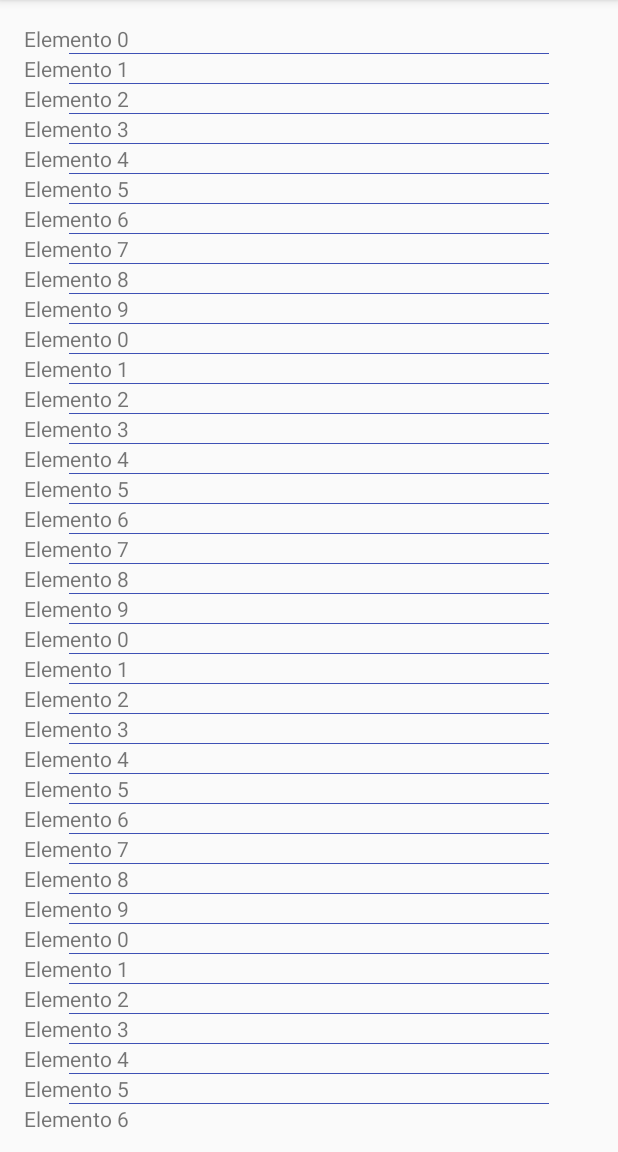
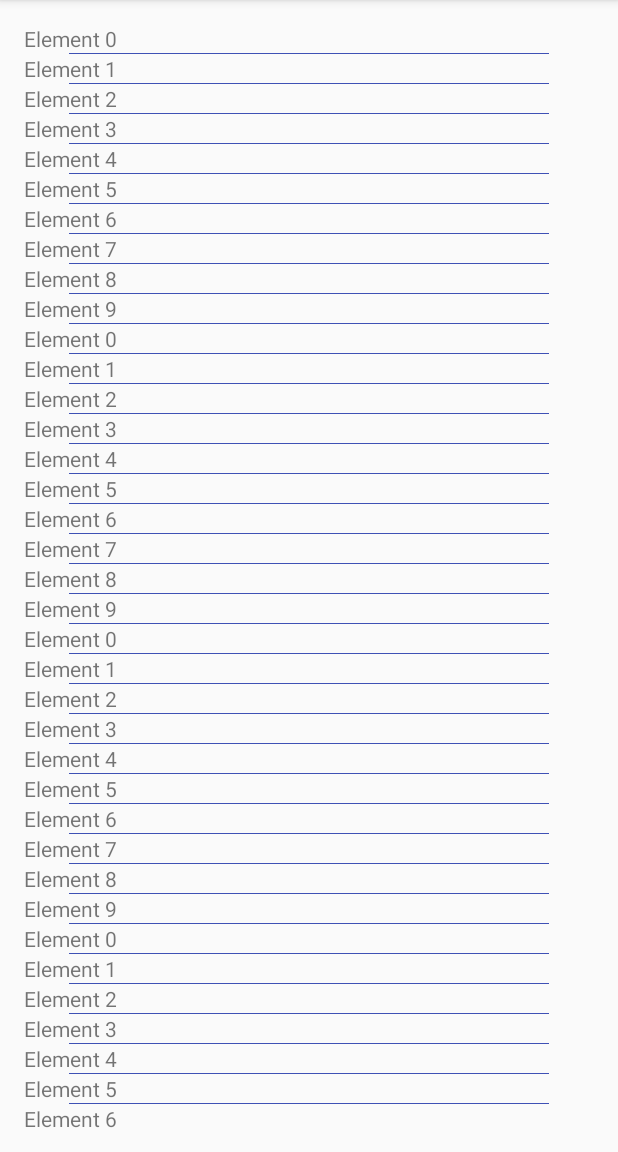
Before and after one commit to daviddmr/RecycleView, an Android app: the screen it shows after launch (RecyclerActivity), on a phone screen of 412 x 824 dp, the part 84-1236 px from its top. Run offline under Robolectric (Android 15) with nearby library versions, the phone set to English and light mode, and no system bars.

Commit message:
Update gradle file with latest libraries, AndroidX and add support to Kotlin

```diff
--- a/app/src/main/java/com/example/david/recycleview/Activity/RecyclerActivity.java
+++ b/app/src/main/java/com/example/david/recycleview/Activity/RecyclerActivity.java
@@ -1,15 +1,18 @@
 package com.example.david.recycleview.Activity;
 
-import android.support.v7.app.AppCompatActivity;
 import android.os.Bundle;
-import android.support.v7.widget.LinearLayoutManager;
-import android.support.v7.widget.RecyclerView;
 
 import com.example.david.recycleview.Adapter.MyAdapter;
 import com.example.david.recycleview.R;
 
+import org.jetbrains.annotations.NotNull;
+
 import java.util.ArrayList;
 import java.util.List;
+
+import androidx.appcompat.app.AppCompatActivity;
+import androidx.recyclerview.widget.LinearLayoutManager;
+import androidx.recyclerview.widget.RecyclerView;
 
 public class RecyclerActivity extends AppCompatActivity {
 
@@ -22,10 +25,10 @@ public class RecyclerActivity extends AppCompatActivity {
         setContentView(R.layout.activity_recycler_view);
 
         //Basic setup of the recycler view
-        mRecyclerView = (RecyclerView) findViewById(R.id.rv_main_list);
+        mRecyclerView = findViewById(R.id.rv_main_list);
         mRecyclerView.setHasFixedSize(true);
         //Setting scrolllistener (this is a plus)
-        mRecyclerView.setOnScrollListener(onScrollListener());
+        mRecyclerView.addOnScrollListener(onScrollListener());
         LinearLayoutManager mLinearLayoutManager = new LinearLayoutManager(this);
         mLinearLayoutManager.setOrientation(LinearLayoutManager.VERTICAL);
         mRecyclerView.setLayoutManager(mLinearLayoutManager);
@@ -41,8 +44,8 @@ public class RecyclerActivity extends AppCompatActivity {
     private List<String> getRandomList(int size) {
         List<String> mList = new ArrayList<>();
 
-        for(int i = 0; i < size; i++){
-          mList.add("Elemento " + i);
+        for (int i = 0; i < size; i++) {
+            mList.add("Element " + i);
         }
 
         return mList;
@@ -51,22 +54,24 @@ public class RecyclerActivity extends AppCompatActivity {
     private RecyclerView.OnScrollListener onScrollListener() {
         return new RecyclerView.OnScrollListener() {
             @Override
-            public void onScrollStateChanged(RecyclerView recyclerView, int newState) {
+            public void onScrollStateChanged(@NotNull RecyclerView recyclerView, int newState) {
                 super.onScrollStateChanged(recyclerView, newState);
             }
 
             @Override
-            public void onScrolled(RecyclerView recyclerView, int dx, int dy) {
+            public void onScrolled(@NotNull RecyclerView recyclerView, int dx, int dy) {
                 super.onScrolled(recyclerView, dx, dy);
 
                 LinearLayoutManager mLinearLayoutManager = (LinearLayoutManager) mRecyclerView.getLayoutManager();
                 MyAdapter myAdapter = (MyAdapter) mRecyclerView.getAdapter();
 
                 //When the last element is showed
-                if(mList.size() == mLinearLayoutManager.findLastCompletelyVisibleItemPosition() + 1) {
+                if (mLinearLayoutManager != null &&
+                        myAdapter != null &&
+                        mList.size() == mLinearLayoutManager.findLastCompletelyVisibleItemPosition() + 1) {
                     //Load 10 more, for example
                     List<String> listAux = getRandomList(10);
-                    for(String str : listAux) {
+                    for (String str : listAux) {
                         myAdapter.addItem(str, mList.size());
                     }
                 }
--- a/app/src/main/java/com/example/david/recycleview/Adapter/MyAdapter.java
+++ b/app/src/main/java/com/example/david/recycleview/Adapter/MyAdapter.java
@@ -1,7 +1,6 @@
 package com.example.david.recycleview.Adapter;
 
 import android.content.Context;
-import android.support.v7.widget.RecyclerView;
 import android.view.LayoutInflater;
 import android.view.View;
 import android.view.ViewGroup;
@@ -10,6 +9,8 @@ import android.widget.TextView;
 import com.example.david.recycleview.R;
 
 import java.util.List;
+
+import androidx.recyclerview.widget.RecyclerView;
 
 /**
  * Created by david on 31/01/2017.
--- a/app/src/main/res/layout/activity_recycler_view.xml
+++ b/app/src/main/res/layout/activity_recycler_view.xml
@@ -4,16 +4,16 @@
     android:id="@+id/activity_recycle"
     android:layout_width="match_parent"
     android:layout_height="match_parent"
+    android:paddingLeft="@dimen/activity_horizontal_margin"
+    android:paddingTop="@dimen/activity_vertical_margin"
+    android:paddingRight="@dimen/activity_horizontal_margin"
     android:paddingBottom="@dimen/activity_vertical_margin"
-    android:paddingLeft="@dimen/activity_horizontal_margin"
-    android:paddingRight="@dimen/activity_horizontal_margin"
-    android:paddingTop="@dimen/activity_vertical_margin"
     tools:context="com.example.david.recycleview.Activity.RecyclerActivity">
 
-    <android.support.v7.widget.RecyclerView
+    <androidx.recyclerview.widget.RecyclerView
         android:id="@+id/rv_main_list"
         android:layout_width="match_parent"
         android:layout_height="match_parent"
-        android:scrollbars="vertical"/>
+        android:scrollbars="vertical" />
 
 </RelativeLayout>
--- a/app/src/main/res/layout/item_list.xml
+++ b/app/src/main/res/layout/item_list.xml
@@ -1,26 +1,23 @@
 <?xml version="1.0" encoding="utf-8"?>
-<LinearLayout
-    xmlns:android="http://schemas.android.com/apk/res/android"
-    android:orientation="vertical"
+<LinearLayout xmlns:android="http://schemas.android.com/apk/res/android"
     android:layout_width="match_parent"
-    android:layout_height="wrap_content">
+    android:layout_height="wrap_content"
+    android:orientation="vertical">
 
     <TextView
         android:id="@+id/tv_text"
-        android:text="Text"
         android:layout_width="wrap_content"
-        android:layout_height="wrap_content" />
+        android:layout_height="wrap_content"
+        android:text="Text" />
 
     <View
         android:id="@+id/vw_divider"
         android:layout_width="match_parent"
         android:layout_height="0.8dp"
-        android:background="@color/colorPrimary"
+        android:layout_marginStart="30dp"
         android:layout_marginLeft="30dp"
-        android:layout_marginStart="30dp"
+        android:layout_marginEnd="30dp"
         android:layout_marginRight="30dp"
-        android:layout_marginEnd="30dp"
-        />
-
+        android:background="@color/colorPrimary" />
 
 </LinearLayout>
```
Also changed, not shown: app/build.gradle (+18 -13 lines), build.gradle (+5 -2 lines), gradle/wrapper/gradle-wrapper.properties.
